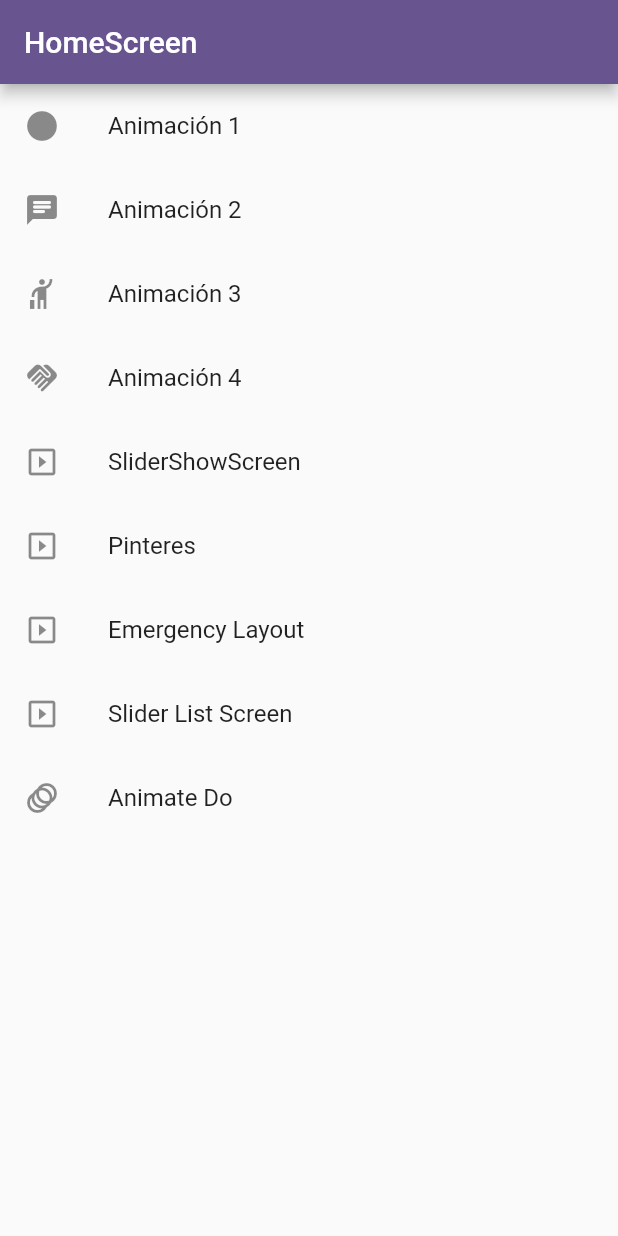
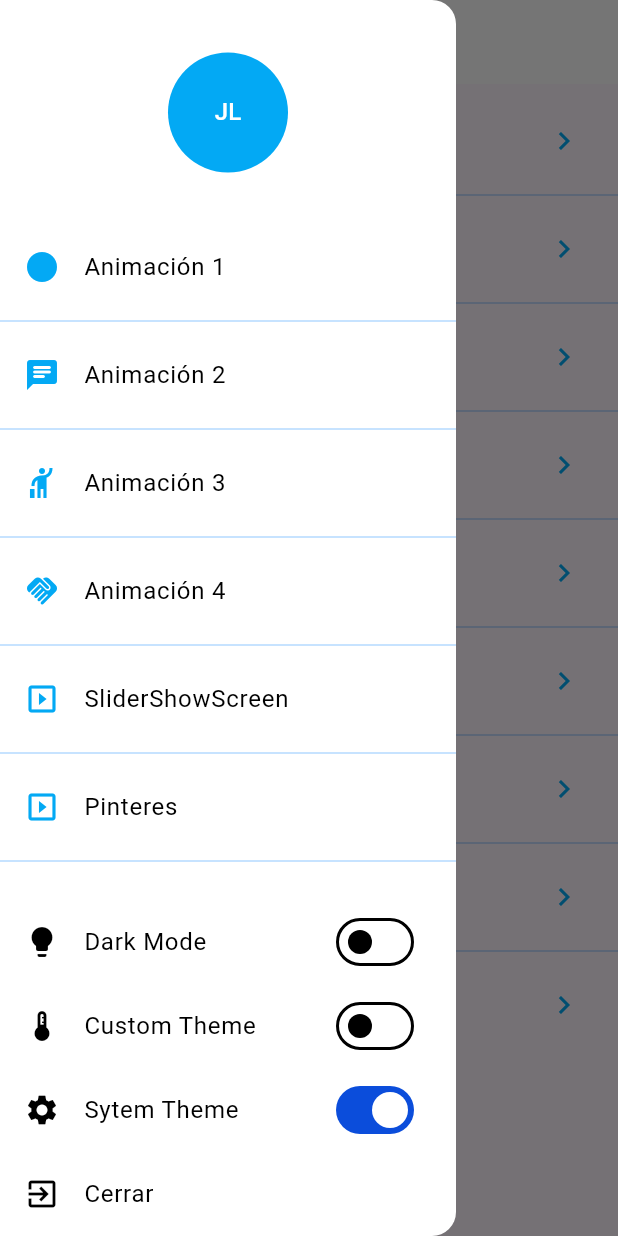
Before and after one commit to shura1981/curso_diseno_flutter, a Flutter app: the screen it shows after launch, with the side drawer open (before the commit the screen has no drawer), on a phone screen of 412 x 824 dp. Run offline on Flutter 3.47's test engine with Material 3 defaults, Android fonts, the phone set to English and light mode, and no system bars; our stand-ins replace animate_do, flutter_svg, font_awesome_flutter, shared_preferences.

Commit message:
feat: añadir soporte para temas personalizados y optimizar la gestión de preferencias

```diff
--- /dev/null
+++ b/lib/enums/theme_enum.dart
@@ -0,0 +1,6 @@
+enum ThemeEnum {
+  light,
+  dark,
+  system,
+  custom
+}
--- a/lib/main.dart
+++ b/lib/main.dart
@@ -1,7 +1,45 @@
 import 'package:flutter/material.dart';
+import 'package:provider/provider.dart';
+import 'routes/app_route.dart';
+import 'share_preference/preferences.dart';
+import 'theme/themechanger.dart';
 
-import 'my_app.dart';
+void main() async {
+  WidgetsFlutterBinding.ensureInitialized();
+  await Preferences.init();
+  runApp(MultiProvider(
+    providers: [
+      ChangeNotifierProvider(
+          create: (_) => ThemeChanger(optionTheme: Preferences.optionTheme)),
+    ],
+    child: const MyApp(),
+  ));
+}
 
-void main() {
-  runApp(const MyApp());
+class MyApp extends StatelessWidget {
+  const MyApp({super.key});
+
+  // This widget is the root of your application.
+  @override
+  Widget build(BuildContext context) {
+    return const _MaterialApp();
+  }
 }
+
+class _MaterialApp extends StatelessWidget {
+  const _MaterialApp();
+
+  @override
+  Widget build(BuildContext context) {
+   final provider= Provider.of<ThemeChanger>(context);
+    return MaterialApp(
+      title: 'Flutter Demo',
+      debugShowCheckedModeBanner: false,
+      theme: provider.currentTheme,
+      darkTheme: provider.isSytemTheme ? ThemeChanger.dark : null,
+      initialRoute: AppRoute.initialRoute,
+      routes: AppRoute.getRoutes(),
+      onGenerateRoute: AppRoute.onGenerateRoute,
+    );
+  }
+}
--- a/lib/my_app.dart
+++ /dev/null
@@ -1,48 +0,0 @@
-import 'package:flutter/material.dart';
-import 'routes/app_route.dart';
-
-
-
-class MyApp extends StatelessWidget {
-  const MyApp({super.key});
-
-  // This widget is the root of your application.
-  @override
-  Widget build(BuildContext context) {
-    return const _MaterialApp();
-  }
-}
-
-class _MaterialApp extends StatelessWidget {
-  const _MaterialApp();
-
-  @override
-  Widget build(BuildContext context) {
-    return MaterialApp(
-      title: 'Flutter Demo',
-      debugShowCheckedModeBanner: false,
-      theme: ThemeData(
-        // This is the theme of your application.
-        //
-        // TRY THIS: Try running your application with "flutter run". You'll see
-        // the application has a purple toolbar. Then, without quitting the app,
-        // try changing the seedColor in the colorScheme below to Colors.green
-        // and then invoke "hot reload" (save your changes or press the "hot
-        // reload" button in a Flutter-supported IDE, or press "r" if you used
-        // the command line to start the app).
-        //
-        // Notice that the counter didn't reset back to zero; the application
-        // state is not lost during the reload. To reset the state, use hot
-        // restart instead.
-        //
-        // This works for code too, not just values: Most code changes can be
-        // tested with just a hot reload.
-        colorScheme: ColorScheme.fromSeed(seedColor: Colors.deepPurple),
-        useMaterial3: false,
-      ),
-      initialRoute: AppRoute.initialRoute,
-      routes: AppRoute.getRoutes(),
-      onGenerateRoute: AppRoute.onGenerateRoute,
-    );
-  }
-}
--- a/lib/screens/home_screen.dart
+++ b/lib/screens/home_screen.dart
@@ -1,6 +1,8 @@
 import 'package:flutter/material.dart';
+import 'package:provider/provider.dart';
 
 import '../routes/app_route.dart';
+import '../theme/themechanger.dart';
 
 class HomeScreen extends StatelessWidget {
   static const nameRoute = '/home';
@@ -11,20 +13,131 @@ class HomeScreen extends StatelessWidget {
   Widget build(BuildContext context) {
     return Scaffold(
       appBar: AppBar(
-        title: const Text('HomeScreen'),
+        title: const Text('Inicio'),
       ),
-      body: ListView.builder(
+      drawer: const _MenuDrawer(),
+      body: const Padding(
+        padding: EdgeInsets.only(top: 10),
+        child: _ListaOpciones(),
+      ),
+    );
+  }
+}
+
+class _ListaOpciones extends StatelessWidget {
+  const _ListaOpciones([this.isMenuDrawer = false]);
+  final bool isMenuDrawer;
+
+  @override
+  Widget build(BuildContext context) {
+    final provider= Provider.of<ThemeChanger>(context);
+    return ListView.separated(
+      physics: const BouncingScrollPhysics(),
+      separatorBuilder: (context, index) => const Divider(
+      ),
       itemCount: AppRoute.menuOptions.length,
       itemBuilder: (context, index) {
         final item = AppRoute.menuOptions[index];
         return ListTile(
-            leading: Icon(item.icon),
+          leading: Icon(item.icon, color: provider.currentTheme!.primaryColor,),
           title: Text(item.name),
+          trailing: !isMenuDrawer ? Icon(Icons.chevron_right,  color: provider.currentTheme!.primaryColor) : null,
           onTap: () {
+            if (isMenuDrawer) {
+              Navigator.pop(context);
+            }
             Navigator.pushNamed(context, item.route);
           },
         );
       },
+    );
+  }
+}
+
+class _MenuDrawer extends StatelessWidget {
+  const _MenuDrawer();
+
+  @override
+  Widget build(BuildContext context) {
+    final themeProvider = Provider.of<ThemeChanger>(context);
+    return Drawer(
+      child: Column(
+        children: [
+          SafeArea(
+            child: Container(
+              width: double.infinity,
+              height: 150,
+              padding: const EdgeInsets.all(5),
+              child: Center(
+                child: SizedBox(
+                  width: 80,
+                  height: 80,
+                  child: CircleAvatar(
+                    backgroundColor:
+                        themeProvider.currentTheme!.primaryColor,
+                    radius: 50,
+                    child: const Text('JL'),
+                  ),
+                ),
+              ),
+            ),
+          ),
+          const Expanded(child: _ListaOpciones(true)),
+          ListTile(
+            leading: const Icon(Icons.lightbulb),
+            title: const Text('Dark Mode'),
+            trailing: Switch.adaptive(
+              value: themeProvider.isDarkMode,
+              onChanged: (value) {
+                value
+                    ? themeProvider.setDarkMode()
+                    : themeProvider.setLightMode();
+              },
+            ),
+          ),
+          ListTile(
+            leading: const Icon(Icons.thermostat),
+            title: const Text('Custom Theme'),
+            trailing: Switch.adaptive(
+              value: themeProvider.isCustomTheme,
+              onChanged: (value) {
+                if (value) {
+                  themeProvider.setCustom();
+                } else {
+                  themeProvider.setLightMode();
+                }
+              },
+            ),
+          ),
+          ListTile(
+            leading: const Icon(Icons.settings),
+            title: const Text('Sytem Theme'),
+            trailing: Switch.adaptive(
+              value: themeProvider.isSytemTheme,
+              onChanged: (value) {
+                if (value) {
+                  themeProvider.setSystemMode();
+                } else {
+                  themeProvider.setLightMode();
+                }
+              },
+            ),
+          ),
+          SafeArea(
+            bottom: true,
+            top: false,
+            left: false,
+            right: false,
+            child: ListTile(
+              leading: const Icon(Icons.exit_to_app),
+              title: const Text('Cerrar'),
+              onTap: () {
+                // finalizar la app
+                Navigator.pop(context);
+              },
+            ),
+          ),
+        ],
       ),
     );
   }
--- a/lib/screens/pinteres_screen.dart
+++ b/lib/screens/pinteres_screen.dart
@@ -2,6 +2,7 @@ import 'package:flutter/material.dart';
 import 'package:flutter_staggered_grid_view/flutter_staggered_grid_view.dart';
 import 'package:provider/provider.dart';
 
+import '../theme/styles/card_custom_style.dart';
 import '../widgets/pinteres_menu/widget/pinteres_menu.dart';
 
 class PinteresScreen extends StatelessWidget {
@@ -30,6 +31,7 @@ class _PinterestMenuBottom extends StatelessWidget {
   Widget build(BuildContext context) {
     final anchoPantalla = MediaQuery.of(context).size.width;
     final mostrar = Provider.of<_VisibleMenuProvider>(context).isVisible;
+
     final menuItems = [
       PinterestButton(
           onPressed: () {
--- /dev/null
+++ b/lib/share_preference/preferences.dart
@@ -0,0 +1,58 @@
+import 'package:shared_preferences/shared_preferences.dart';
+
+import '../enums/theme_enum.dart';
+
+
+class Preferences {
+  // Shared preferences instance
+  static late SharedPreferences _prefs;
+  static bool _isDarkMode = false;
+  static ThemeEnum _optionTheme = ThemeEnum.system;
+
+  // Clear all preferences
+  static Future<bool> clearAll() async {
+    try {
+      return await _prefs.clear();
+    } catch (error) {
+      return false; // Devuelve false si hay un error
+    }
+  }
+
+  // Dark mode preference
+  static bool get isDarkMode {
+    _isDarkMode = _prefs.getBool('isDarkMode') ?? false;
+    return _isDarkMode;
+  }
+
+  static set isDarkMode(bool value) {
+    _isDarkMode = value;
+    _prefs.setBool('isDarkMode', value);
+  }
+
+  // Option theme preference
+  static ThemeEnum get optionTheme {
+    String? storedValue = _prefs.getString('optionTheme');
+    _optionTheme = storedValue != null
+        ? _stringToThemeEnum(storedValue)
+        : ThemeEnum.system;
+    return _optionTheme;
+  }
+
+  static set optionTheme(ThemeEnum value) {
+    _optionTheme = value;
+    _prefs.setString('optionTheme', value.name); // Guarda solo el nombre del enum
+  }
+
+  // Initialization of shared preferences
+  static Future<void> init() async {
+    _prefs = await SharedPreferences.getInstance();
+  }
+
+  // Helper to convert String to ThemeEnum
+  static ThemeEnum _stringToThemeEnum(String value) {
+    return ThemeEnum.values.firstWhere(
+      (e) => e.name == value,
+      orElse: () => ThemeEnum.system, // Valor predeterminado si no coincide
+    );
+  }
+}
--- /dev/null
+++ b/lib/theme/styles/card_custom_style.dart
@@ -0,0 +1,28 @@
+import 'package:flutter/material.dart';
+
+class CardCustomStyle extends ThemeExtension<CardCustomStyle> {
+  final Color backgroundColor;
+  final Color borderRadius;
+  final Color color;
+
+  CardCustomStyle({required this.backgroundColor, required this.borderRadius, required this.color});
+
+  @override
+  ThemeExtension<CardCustomStyle> copyWith(
+          {Color? backgroundColor, Color? borderRadius, Color? color}) =>
+      CardCustomStyle(
+        backgroundColor: backgroundColor ?? this.backgroundColor,
+        borderRadius: borderRadius ?? this.borderRadius,
+        color: color ?? this.color,
+      );
+  @override
+  ThemeExtension<CardCustomStyle> lerp(
+      covariant ThemeExtension<CardCustomStyle>? other, double t) {
+    if (other is! CardCustomStyle) return this;
+    return CardCustomStyle(
+      backgroundColor: Color.lerp(backgroundColor, other.backgroundColor, t)!,
+      borderRadius: Color.lerp(borderRadius, other.borderRadius, t)!,
+      color: Color.lerp(color, other.color, t)!,
+    );
+  }
+}
--- /dev/null
+++ b/lib/theme/themechanger.dart
@@ -0,0 +1,170 @@
+// crear una clase provider para cambiar tema
+
+import 'package:flutter/material.dart';
+
+import '../enums/theme_enum.dart';
+import '../share_preference/preferences.dart';
+import 'styles/card_custom_style.dart';
+
+class ThemeChanger with ChangeNotifier {
+  ThemeData? currentTheme;
+
+  static Color colorFontMenuItem = Colors.white;
+  static Color colorIconMenuItem = Colors.white;
+
+//  ligth
+  static Color themePrimaryLight = Colors.lightBlue;
+  static Color themePrimaryColorLightDark =
+      const Color.fromARGB(255, 18, 89, 210);
+  static Color themePrimaryColorLight =
+      const Color.fromARGB(255, 146, 146, 146);
+  static Color themePrimaryColorLightScheme =
+      const Color.fromARGB(255, 11, 77, 219);
+  static Color themeSecondaryColorLightScheme =
+      const Color.fromARGB(255, 180, 6, 151);
+
+// dark
+  static Color themePrimaryDark = const Color.fromRGBO(233, 30, 99, 1);
+  static Color themePrimaryColorDark = const Color.fromRGBO(211, 17, 83, 1);
+  static Color themePrimaryColorDarkScheme =
+      const Color.fromRGBO(233, 30, 99, 1);
+  static Color themeSecondaryColorDarkScheme = Colors.lightBlueAccent;
+  static Color themeBackgroundScaffold = const Color.fromARGB(255, 29, 29, 29);
+
+  bool isDarkMode = false;
+  bool isSytemTheme = false;
+  bool isCustomTheme = false;
+
+  late ThemeEnum optionTheme;
+
+  static ThemeData light = ThemeData.light().copyWith(
+       extensions: <ThemeExtension<dynamic>>[
+        CardCustomStyle(
+          backgroundColor: const Color.fromARGB(255, 241, 241, 241),
+          borderRadius: const Color.fromARGB(255, 42, 255, 4),
+          color: themePrimaryColorLightDark,
+        )
+      ],
+      primaryColor: themePrimaryLight,
+      primaryColorDark: themePrimaryColorLightDark,
+      colorScheme: ColorScheme.light(
+        primary: themePrimaryColorLightScheme,
+        secondary: themeSecondaryColorLightScheme,
+      ),
+      primaryColorLight: themePrimaryColorLight,
+      canvasColor: Colors.grey[300],
+      brightness: Brightness.light,
+      bottomNavigationBarTheme: BottomNavigationBarThemeData(
+        selectedItemColor: themePrimaryLight,
+        unselectedItemColor: const Color.fromARGB(255, 69, 69, 69),
+      ),
+      floatingActionButtonTheme: FloatingActionButtonThemeData(
+          backgroundColor: themePrimaryColorLightDark,
+          foregroundColor: Colors.white),
+      dividerTheme: const DividerThemeData(
+        color: Color.fromARGB(95, 57, 156, 255),
+        thickness: 1,
+      ));
+
+  static ThemeData dark = ThemeData.dark().copyWith(
+      extensions: <ThemeExtension<dynamic>>[
+        CardCustomStyle(
+          backgroundColor: const Color.fromARGB(255, 61, 61, 61),
+          borderRadius: const Color.fromARGB(255, 29, 29, 29),
+          color: themePrimaryColorDark,
+        )
+      ],
+      primaryColor: themePrimaryDark,
+      primaryColorDark: themePrimaryColorDark,
+      primaryColorLight: themePrimaryColorLight,
+      colorScheme: ColorScheme.dark(
+        primary: themePrimaryColorDarkScheme,
+        secondary: themeSecondaryColorDarkScheme,
+      ),
+      canvasColor: const Color.fromARGB(255, 26, 26, 26),
+      brightness: Brightness.dark,
+      bottomNavigationBarTheme: BottomNavigationBarThemeData(
+        selectedItemColor: themePrimaryDark,
+        unselectedItemColor: Colors.white,
+      ),
+      scaffoldBackgroundColor: themeBackgroundScaffold,
+      floatingActionButtonTheme: FloatingActionButtonThemeData(
+          backgroundColor: themePrimaryColorDark,
+          foregroundColor: Colors.white),
+      dividerTheme: const DividerThemeData(
+        color: Color.fromARGB(96, 255, 36, 226),
+        thickness: 1,
+      ),
+      appBarTheme: const AppBarTheme(
+        backgroundColor: Color.fromARGB(255, 63, 63, 63),
+      ));
+
+  ThemeChanger({this.optionTheme = ThemeEnum.system}) {
+    if (optionTheme == ThemeEnum.light) {
+      themeLight();
+    } else if (optionTheme == ThemeEnum.dark) {
+      themeDark();
+    } else if (optionTheme == ThemeEnum.system) {
+      themeSystem();
+    } else {
+      themeCustom();
+    }
+  }
+
+  void setLightMode() {
+    themeLight();
+    Preferences.optionTheme = ThemeEnum.light;
+    notifyListeners();
+  }
+
+  void setDarkMode() {
+    themeDark();
+    Preferences.optionTheme = ThemeEnum.dark;
+    notifyListeners();
+  }
+
+  void setSystemMode() {
+    themeSystem();
+    Preferences.optionTheme = ThemeEnum.system;
+    notifyListeners();
+  }
+
+  void setCustom() {
+    themeCustom();
+    Preferences.optionTheme = ThemeEnum.custom;
+    notifyListeners();
+  }
+
+  void themeLight() {
+    currentTheme = light;
+    isDarkMode = false;
+    isSytemTheme = false;
+    isCustomTheme = false;
+  }
+
+  void themeDark() {
+    currentTheme = dark;
+    isDarkMode = true;
+    isSytemTheme = false;
+    isCustomTheme = false;
+  }
+
+  void themeSystem() {
+    // Determina si el tema actual del sistema operativo es oscuro
+    bool isModeDark =
+        WidgetsBinding.instance.platformDispatcher.platformBrightness ==
+            Brightness.dark;
+
+    currentTheme = isModeDark ? dark : light; // Establece el tema actual
+    isDarkMode = false;
+    isCustomTheme = false;
+    isSytemTheme = true;
+  }
+
+  void themeCustom() {
+    currentTheme = light;
+    isDarkMode = false;
+    isSytemTheme = false;
+    isCustomTheme = true;
+  }
+}
```
Also changed, not shown: lib/widgets/pinteres_menu/widget/pinteres_menu.dart (+15 -2 lines), pubspec.yaml (+7 -14 lines), 1 other file. Lines whose indentation alone changed are shown as unchanged.
